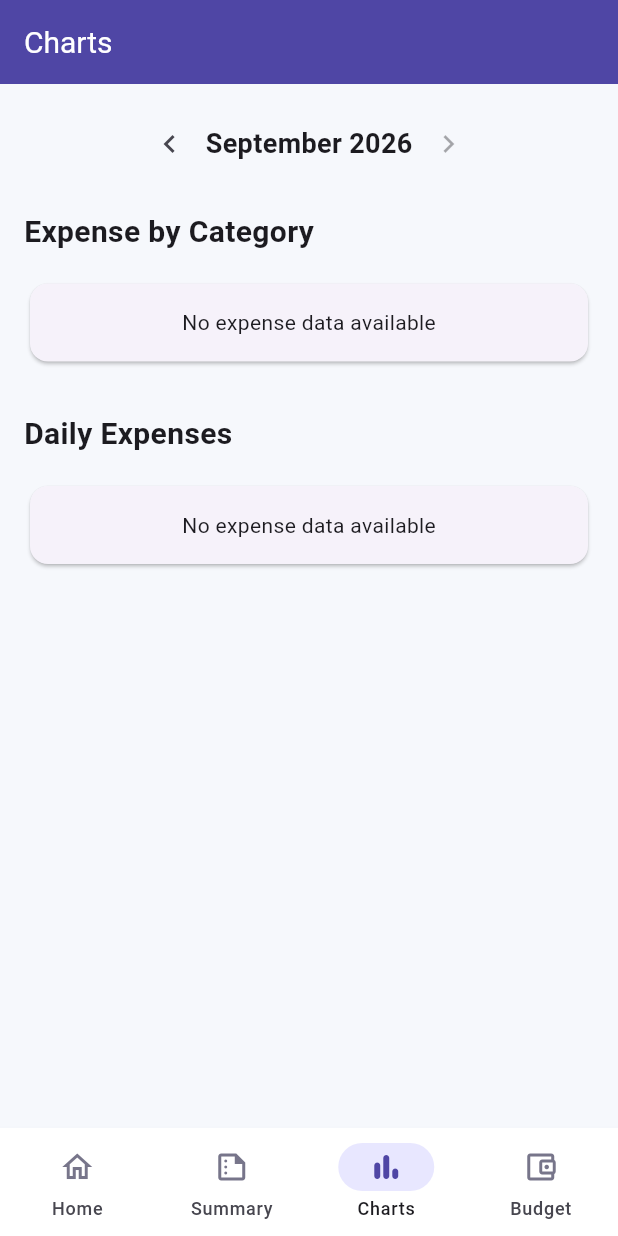
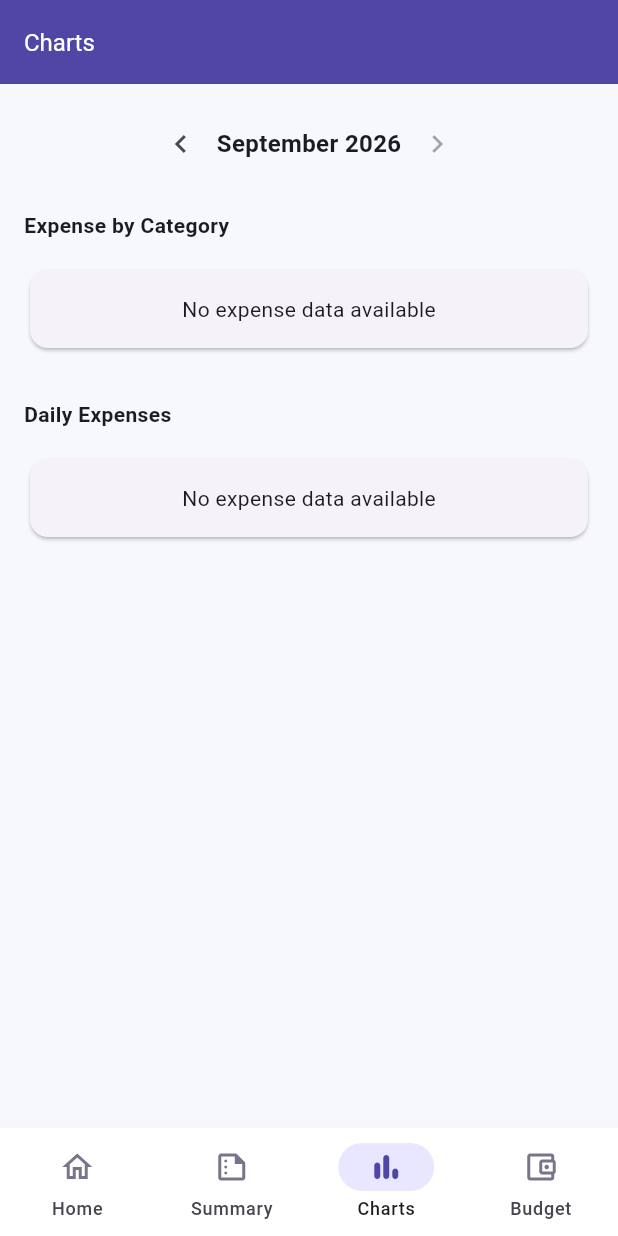
Before and after one commit to chiragsamaiya05-design/ExpenseTracker_AppFlutter, a Flutter app: the screen it shows after launch, swiped to page 3, on a phone screen of 412 x 824 dp. Run offline on Flutter 3.47's test engine with Material 3 defaults, Android fonts, the phone set to English and light mode, and no system bars; our stand-ins replace fl_chart, sqflite, sqflite_common_ffi; accounts and stored records are empty.

Commit message:
UI changes

```diff
--- a/lib/Screens/charts_screen.dart
+++ b/lib/Screens/charts_screen.dart
@@ -112,7 +112,7 @@ class _ChartsScreenState extends State<ChartsScreen> {
               Text(
                 '${_monthName(selectedMonth.month)} ${selectedMonth.year}',
                 style: const TextStyle(
-                  fontSize: 18,
+                  fontSize: 16,
                   fontWeight: FontWeight.bold,
                 ),
               ),
@@ -133,7 +133,7 @@ class _ChartsScreenState extends State<ChartsScreen> {
           const Text(
             'Expense by Category',
             style: TextStyle(
-              fontSize: 20,
+              fontSize: 14,
               fontWeight: FontWeight.bold,
             ),
           ),
@@ -155,7 +155,7 @@ class _ChartsScreenState extends State<ChartsScreen> {
           const Text(
             'Daily Expenses',
             style: TextStyle(
-              fontSize: 20,
+              fontSize: 14,
               fontWeight: FontWeight.bold,
             ),
           ),
--- a/lib/Screens/main_navigation_screen.dart
+++ b/lib/Screens/main_navigation_screen.dart
@@ -25,7 +25,7 @@ class _MainNavigationScreenState extends State<MainNavigationScreen> {
     const BudgetScreen(),
   ];
 
-  // When user taps NavigationBar
+
   void onTabChanged(int index) {
     setState(() {
       currentIndex = index;
@@ -33,12 +33,12 @@ class _MainNavigationScreenState extends State<MainNavigationScreen> {
 
     pageController.animateToPage(
       index,
-      duration: const Duration(milliseconds: 300),
-      curve: Curves.easeInOut,
+      duration: const Duration(milliseconds: 3500),
+      curve: Curves.easeOutCubic,
     );
   }
 
-  // When user swipes PageView
+
   void onPageChanged(int index) {
     setState(() {
       currentIndex = index;
@@ -51,6 +51,7 @@ class _MainNavigationScreenState extends State<MainNavigationScreen> {
       body: PageView(
         controller: pageController,
         onPageChanged: onPageChanged,
+        physics: const SmallSwipePhysics(),
         children: screens,
       ),
 
@@ -127,3 +128,17 @@ class _MainNavigationScreenState extends State<MainNavigationScreen> {
     super.dispose();
   }
 }
+class SmallSwipePhysics extends PageScrollPhysics {
+  const SmallSwipePhysics({super.parent});
+
+  @override
+  SmallSwipePhysics applyTo(ScrollPhysics? ancestor) {
+    return SmallSwipePhysics(parent: buildParent(ancestor));
+  }
+
+  @override
+  double get minFlingDistance => 20.0;
+
+  @override
+  double get minFlingVelocity => 300.0;
+}
--- a/lib/database/expenses_DataBase.dart
+++ b/lib/database/expenses_DataBase.dart
@@ -457,4 +457,5 @@ class ExpensesDatabase {
         (row['total'] as num).toDouble(),
     };
   }
+
 }
--- a/lib/repositories/budget_repository.dart
+++ b/lib/repositories/budget_repository.dart
@@ -46,4 +46,5 @@ class BudgetRepository {
       month,
     );
   }
+
 }
--- a/lib/widgets/app_bar_widget.dart
+++ b/lib/widgets/app_bar_widget.dart
@@ -20,7 +20,7 @@ class AppBarWidget extends StatelessWidget
       title: Text(
         title,
         style: const TextStyle(
-          fontSize: 20,
+          fontSize: 16,
           color: Colors.white,
         ),
       ),
--- a/lib/widgets/category_expense_pie_chart.dart
+++ b/lib/widgets/category_expense_pie_chart.dart
@@ -90,12 +90,17 @@ class CategoryExpensePieChart extends StatelessWidget {
       children: [
         SizedBox(
           height: 300,
-          child: PieChart(
-            PieChartData(
-              sections: sections,
-              centerSpaceRadius: 45,
-              sectionsSpace: 2,
+          child: Stack(
+            alignment: .center,
+            children: [
+              PieChart(
+              PieChartData(
+                sections: sections,
+                centerSpaceRadius: 45,
+                sectionsSpace: 2,
+              ),
             ),
+            ]
           ),
         ),
 
--- a/lib/widgets/income_expense_card.dart
+++ b/lib/widgets/income_expense_card.dart
@@ -74,7 +74,7 @@ class IncomeExpenseCard extends StatelessWidget {
               Text(
                 '₹${amount.toStringAsFixed(2)}',
                 style: const TextStyle(
-                  fontSize: 10,
+                  fontSize: 12,
                   fontWeight: FontWeight.bold,
                 ),
               ),
```
Also changed, not shown: lib/Screens/budget_screen.dart (+16 -13 lines), lib/Screens/home_screen.dart (+2 -35 lines), lib/controllers/budget_controller.dart (+19 -2 lines), lib/widgets/expense_list_item.dart (+15 -0 lines), lib/widgets/home_app_bar.dart (+3 -54 lines).
